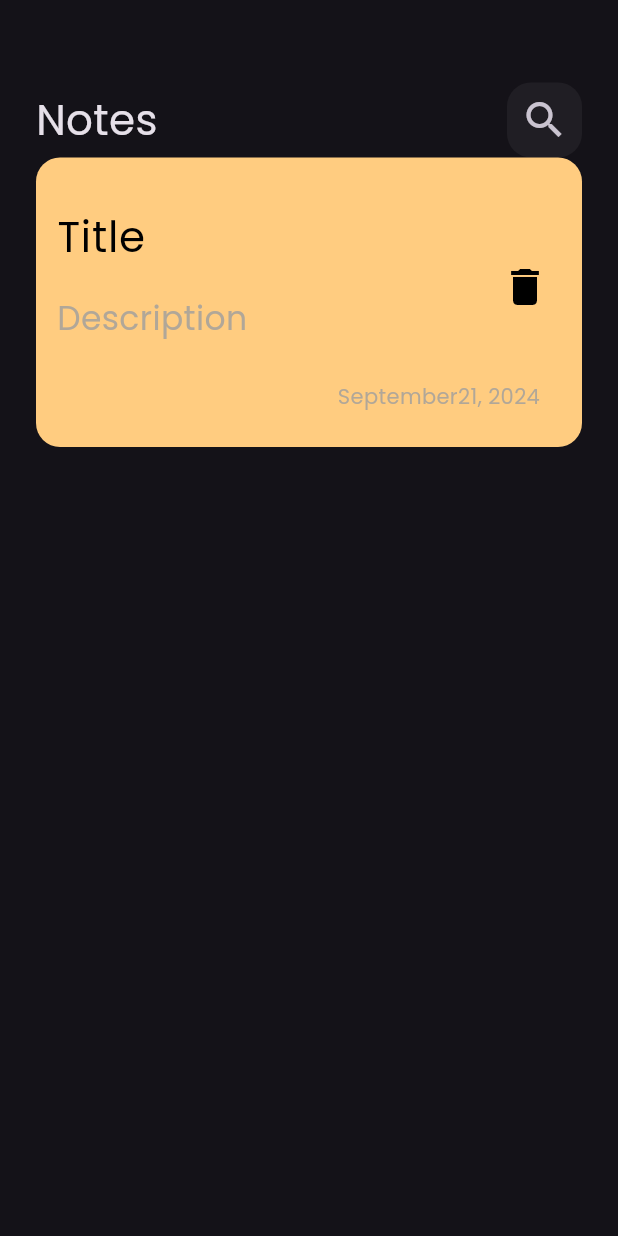
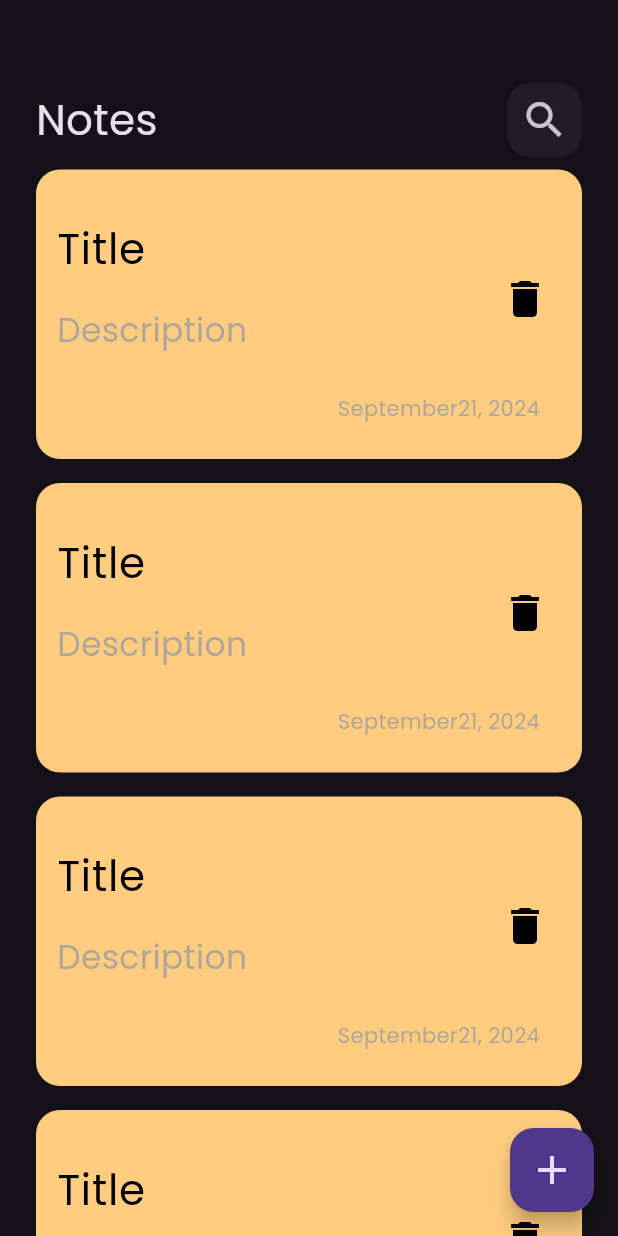
Before and after one commit to mahmoud-elgamal22/notes-App, a Flutter app: the screen it shows after launch, on a phone screen of 412 x 824 dp. Run offline on Flutter 3.47's test engine with Material 3 defaults, Android fonts, the phone set to English and light mode, and no system bars.

Commit message:
add floating action button and notes list view

```diff
--- /dev/null
+++ b/lib/views/notes_list_view.dart
@@ -0,0 +1,16 @@
+import 'package:flutter/material.dart';
+import 'package:notes_app/views/widgets/custom_notes_item.dart';
+
+class NotesListView extends StatelessWidget {
+  const NotesListView({super.key});
+
+  @override
+  Widget build(BuildContext context) {
+    return ListView.builder(
+      itemBuilder: (context, index) => const Padding(
+        padding: EdgeInsets.symmetric(vertical: 8),
+        child: NotesItem(),
+      ),
+    );
+  }
+}
--- a/lib/views/notes_view.dart
+++ b/lib/views/notes_view.dart
@@ -1,20 +1,29 @@
 import 'package:flutter/material.dart';
+import 'package:notes_app/views/notes_list_view.dart';
 import 'package:notes_app/views/widgets/custom_app_bar.dart';
-import 'package:notes_app/views/widgets/custom_notes_item.dart';
 
 class NotesView extends StatelessWidget {
   const NotesView({super.key});
   static const String id = 'notes';
   @override
   Widget build(BuildContext context) {
-    return const Scaffold(
-      body: Padding(
+    return Scaffold(
+      floatingActionButton: FloatingActionButton(
+        onPressed: () {},
+        child: const Icon(
+          Icons.add,
+          size: 32,
+        ),
+      ),
+      body: const Padding(
         padding: EdgeInsets.symmetric(horizontal: 24),
         child: Column(
           children: [
             SizedBox(height: 55),
             CustomAppBar(),
-            NotesItem(),
+            Expanded(
+              child: NotesListView(),
+            ),
           ],
         ),
       ),
--- a/lib/views/widgets/custom_notes_item.dart
+++ b/lib/views/widgets/custom_notes_item.dart
@@ -22,7 +22,6 @@ class NotesItem extends StatelessWidget {
                 fontSize: 28,
               ),
             ),
-
             subtitle: Padding(
               padding: const EdgeInsets.only(top: 18.0, bottom: 18),
               child: Text(
```
